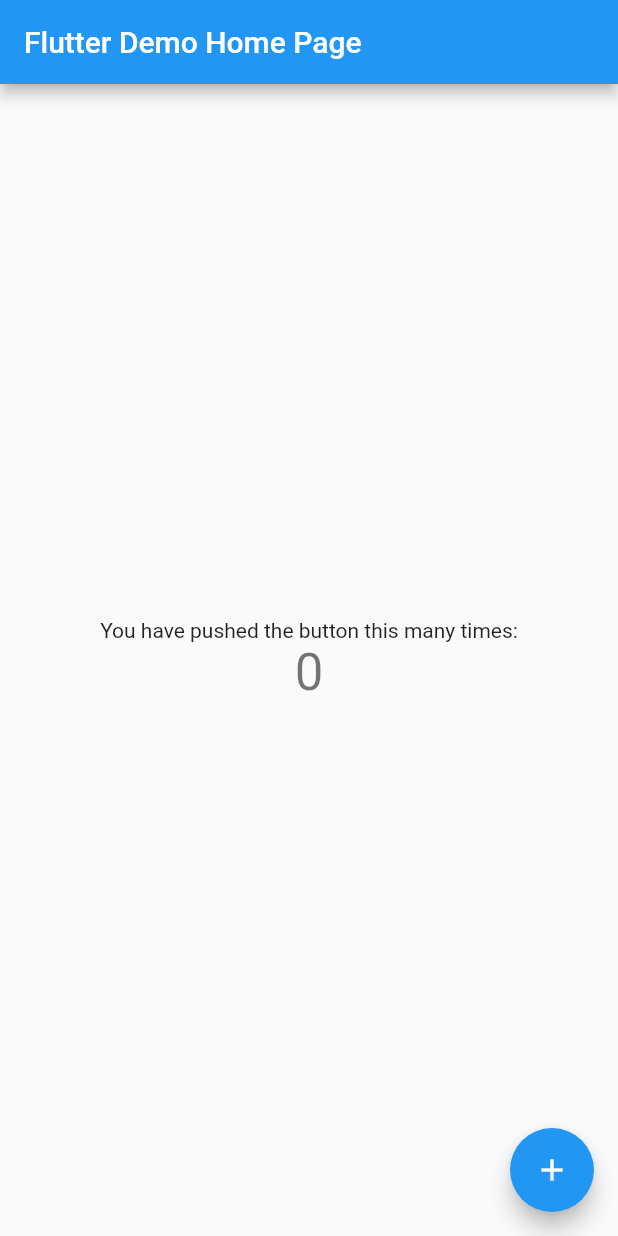
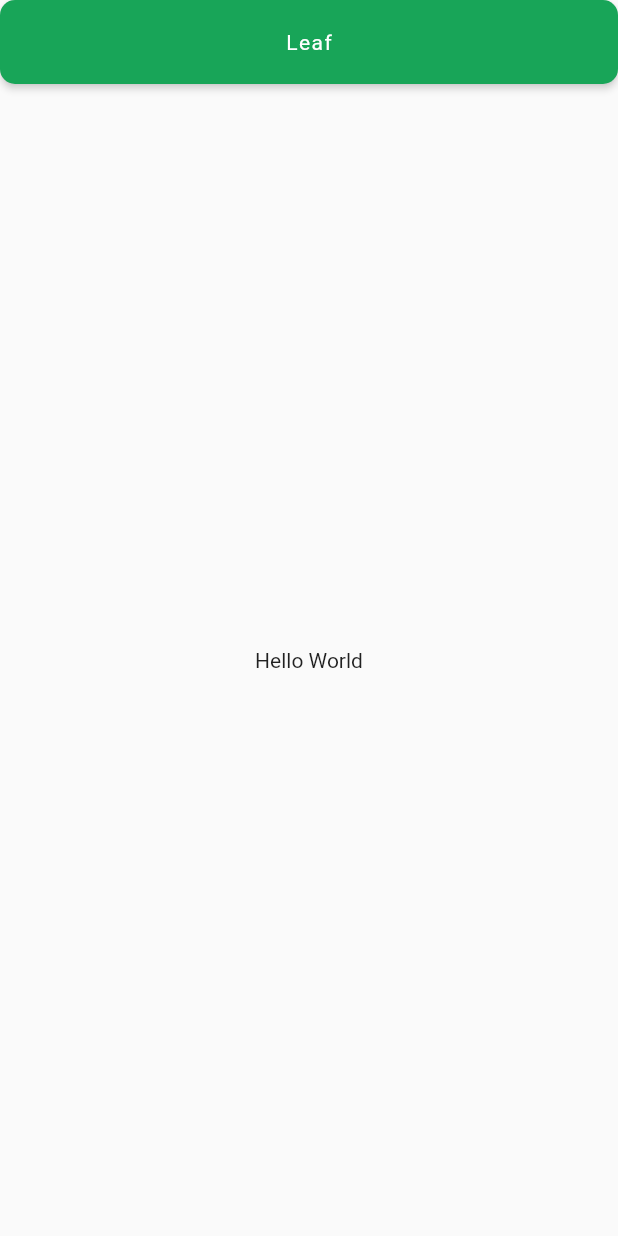
Before and after one commit to udohette/Flutter-Socia-Media-App, a Flutter app: the screen it shows after launch, on a phone screen of 412 x 824 dp. Run offline on Flutter 3.47's test engine with Material 2 defaults, Android fonts, the phone set to English and light mode, and no system bars.

Commit message:
Basic HomePage created

```diff
--- /dev/null
+++ b/lib/app_resources/routes_manager.dart
@@ -0,0 +1,31 @@
+
+
+import 'package:flutter/cupertino.dart';
+import 'package:flutter/material.dart';
+import 'package:fluttertest/app_resources/string_resources.dart';
+
+
+class  Routes{
+  static const String initRoute = "/login";
+  static const String registerRoute = "/register";
+  static const String weatherRoute = "/weather";
+}
+
+class RoutesGenerator{
+
+  static Route<dynamic> getRoutes(RouteSettings route){
+    switch(route.name){
+
+
+      default:
+        return _defaultRoute();
+    }
+  }
+  static Route<dynamic> _defaultRoute(){
+    return MaterialPageRoute(builder: (context)=> Scaffold(
+      appBar: AppBar(title: Text(AppString.default_route_title),
+      ),
+      body: Center(child: Text(AppString.default_route),),
+    ));
+  }
+}
--- /dev/null
+++ b/lib/app_resources/string_resources.dart
@@ -0,0 +1,28 @@
+
+class AppString{
+
+  static const app_bar_title = "Leaf";
+  static const app_title = 'Flutter Weather Appplication';
+  static const enter_name = 'enter your name';
+  static const enter_password = 'enter your password';
+  static const enter_email = 'enter your email';
+  static const default_route = 'No Routes Found';
+  static const default_route_title = 'Undefined Route';
+
+  static const login = 'Login';
+  static const register = 'Register';
+
+  static const password_lable_text = 'Password';
+  static const name_lable_text = 'Name';
+  static const email_lable_text = 'Email';
+  static const register_new_user = 'Register';
+  static const dont_have_account =  'Don\'t have an account?';
+  static const already_have_account =  'Already have an account?';
+  static const permission_denied_forever =  'Location permissions are permanently denied, we cannot request permissions.';
+  static const location_service_not_enabled =  'Location Service are not Enabled';
+
+
+
+  static const double  successCode = 200;
+
+}
--- /dev/null
+++ b/lib/app_resources/theme_data.dart
@@ -0,0 +1,27 @@
+
+
+import 'package:flutter/material.dart';
+
+import 'color_resources.dart';
+
+ThemeData  getApplicationTheme(){
+
+  return ThemeData(
+    // main color of the App
+    primaryColor: AppColor.primary,
+      primaryColorLight: AppColor.primaryLight,
+      splashColor: AppColor.primaryLight,
+      disabledColor: AppColor.grey,
+    colorScheme: ColorScheme.fromSwatch().copyWith(secondary: AppColor.orange),
+
+    appBarTheme: AppBarTheme(
+      backgroundColor: AppColor.primaryLight,
+      elevation: 2,
+      centerTitle: true,
+      shape: RoundedRectangleBorder(borderRadius: BorderRadius.circular(10.0), side: BorderSide.none),
+      shadowColor: AppColor.grey,
+      titleSpacing: 2.0,
+      titleTextStyle: const TextStyle(letterSpacing: 1.0),
+    )
+  );
+}
--- a/lib/main.dart
+++ b/lib/main.dart
@@ -1,69 +1,20 @@
 import 'package:flutter/material.dart';
+import 'package:fluttertest/view/homepage.dart';
+
+import 'app_resources/color_resources.dart';
+import 'app_resources/theme_data.dart';
 
 void main() {
-  runApp(const MyApp());
+  runApp(const Leaf());
 }
-
-class MyApp extends StatelessWidget {
-  const MyApp({super.key});
-
-  buildt(_) => new Text('Hello, World!');
+class Leaf extends StatelessWidget {
+  const Leaf({Key? key}) : super(key: key);
 
   @override
   Widget build(BuildContext context) {
     return MaterialApp(
-      title: 'Flutter Demo',
-      theme: ThemeData(
-        primarySwatch: Colors.blue,
-      ),
-      home: const MyHomePage(title: 'Flutter Demo Home Page'),
+      theme: getApplicationTheme(),
+      home: HomePage(),
     );
   }
 }
-
-class MyHomePage extends StatefulWidget {
-  const MyHomePage({super.key, required this.title});
-
-  final String title;
-
-  @override
-  State<MyHomePage> createState() => _MyHomePageState();
-}
-
-class _MyHomePageState extends State<MyHomePage> {
-  int _counter = 0;
-
-  void _incrementCounter(){
-    setState(() {
-      _counter++;
-    });
-  }
-
-  @override
-  Widget build(BuildContext context) {
-    return Scaffold(
-      appBar: AppBar(
-        title: Text(widget.title),
-      ),
-      body: Center(
-        child: Column(
-          mainAxisAlignment: MainAxisAlignment.center,
-          children: <Widget>[
-            const Text(
-              'You have pushed the button this many times:',
-            ),
-            Text(
-              '$_counter',
-              style: Theme.of(context).textTheme.headline4,
-            ),
-          ],
-        ),
-      ),
-      floatingActionButton: FloatingActionButton(
-        onPressed: _incrementCounter,
-        tooltip: 'Increment',
-        child: const Icon(Icons.add),
-      ), // This trailing comma makes auto-formatting nicer for build methods.
-    );
-  }
-}
--- /dev/null
+++ b/lib/view/homepage.dart
@@ -0,0 +1,16 @@
+import 'package:flutter/cupertino.dart';
+import 'package:flutter/material.dart';
+
+import '../app_resources/string_resources.dart';
+
+class HomePage extends StatelessWidget {
+  const HomePage({Key? key}) : super(key: key);
+
+  @override
+  Widget build(BuildContext context) {
+    return Scaffold(
+      appBar: AppBar(title: Text(AppString.app_bar_title),),
+      body: Center(child: Text("Hello World"),),
+    );
+  }
+}
--- a/pubspec.yaml
+++ b/pubspec.yaml
@@ -47,6 +47,7 @@ dev_dependencies:
   # package. See that file for information about deactivating specific lint
   # rules and activating additional ones.
   flutter_lints: ^2.0.0
+  test: ^1.21.4
 
 # For information on the generic Dart part of this file, see the
 # following page: https://dart.dev/tools/pub/pubspec
```
Also changed, not shown: lib/app_resources/color_resources.dart (added, +14 -0 lines), lib/app_resources/font_resource.dart (added, +20 -0 lines), lib/app_resources/image_resource.dart (added, +27 -0 lines), lib/app_resources/value_resources.dart (added, +57 -0 lines), pubspec.lock, 2 other files.
